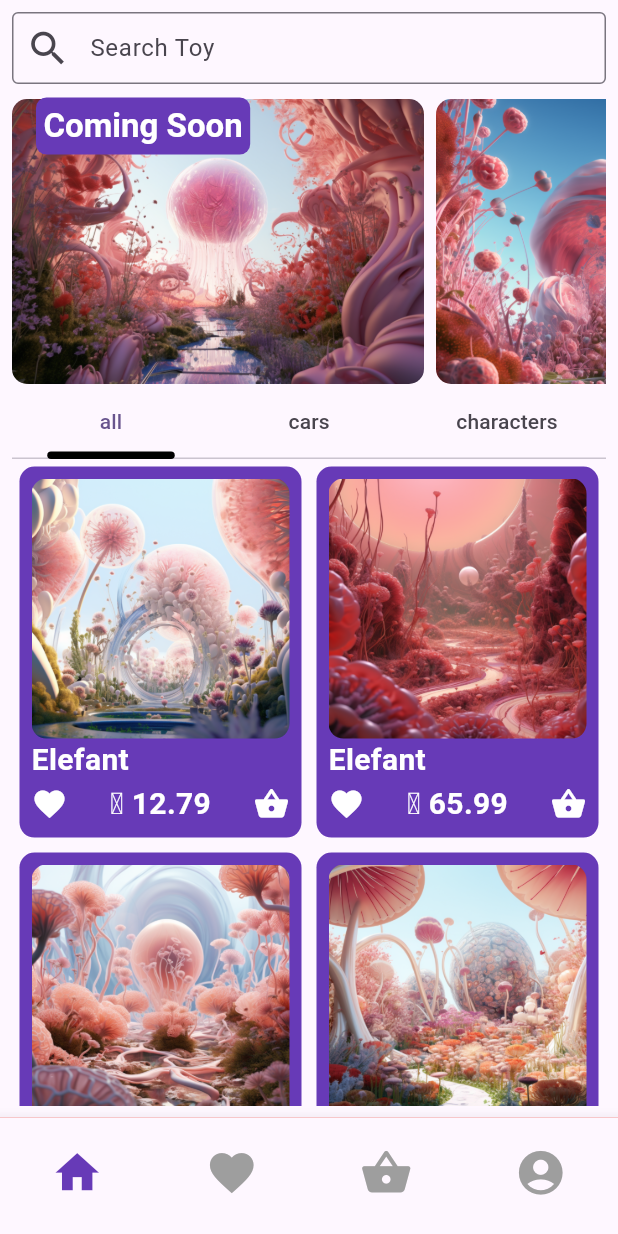
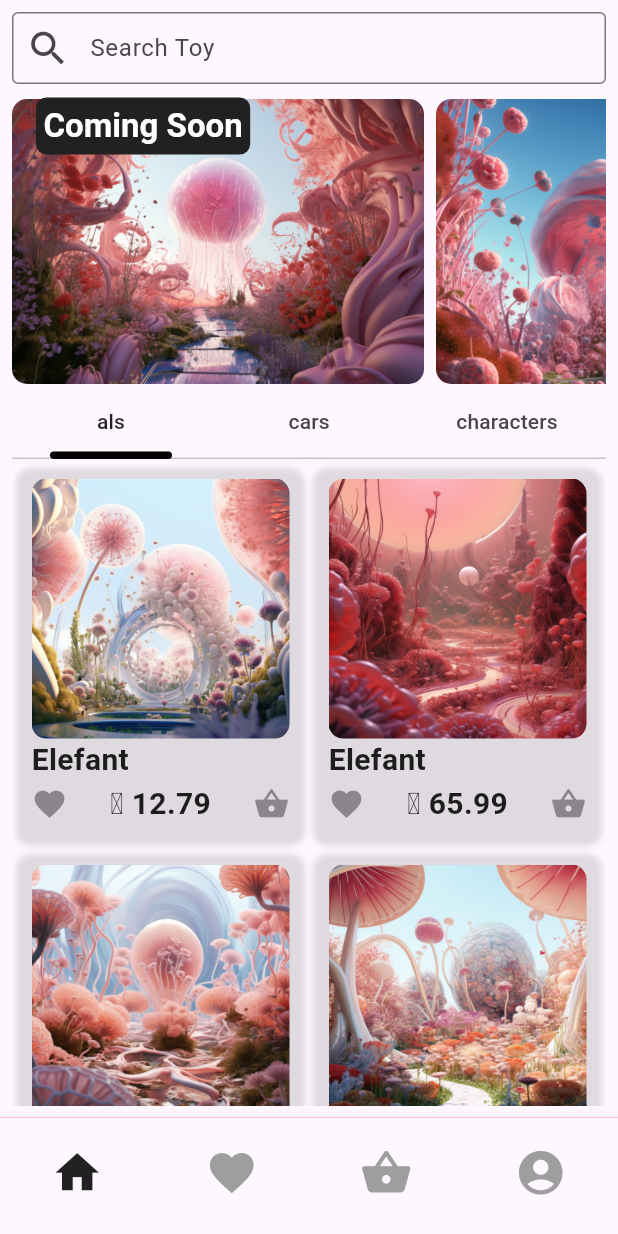
Before and after one commit to kwesikwaa/ToyShop-frontend-Flutter, a Flutter app: the screen it shows after launch, on a phone screen of 412 x 824 dp. Run offline on Flutter 3.47's test engine with Material 2 defaults, Android fonts, the phone set to English and light mode, and no system bars; our stand-ins replace webview_flutter; missing offline and left inert: flutter_paystack.

Commit message:
ui color changes

```diff
--- a/lib/components/customerdetailsnsettings.dart
+++ b/lib/components/customerdetailsnsettings.dart
@@ -31,7 +31,7 @@ class _CustomerDetailsNSettingsState extends State<CustomerDetailsNSettings> {
               child: ElevatedButton(
                 onPressed: (){},
                 style: ElevatedButton.styleFrom(
-                  backgroundColor: Colors.deepPurple,
+                  backgroundColor: Colors.black87,
                   shape: RoundedRectangleBorder(borderRadius: BorderRadius.circular(5)),
                   foregroundColor: Colors.white
                 ),
--- a/lib/components/customereditwidget.dart
+++ b/lib/components/customereditwidget.dart
@@ -19,7 +19,7 @@ class _CustomerEditWidgetState extends State<CustomerEditWidget> {
   _updatefeedback(){
     showDialog(context: context, builder: (context){
       return AlertDialog(
-        backgroundColor: Colors.deepPurple,
+        backgroundColor: Colors.black87,
         shape: RoundedRectangleBorder(borderRadius: BorderRadius.circular(5)),
         content: const Row(
           children: [
@@ -54,7 +54,7 @@ class _CustomerEditWidgetState extends State<CustomerEditWidget> {
                 edit = !edit;
                 edit?null:_updatefeedback();
                 setState(() {});},
-              child: Icon(edit?Icons.save:Icons.edit_square, size: 30, color: Colors.deepPurple,))
+              child: Icon(edit?Icons.save:Icons.edit_square, size: 30, color: Colors.black87,))
           ],
         ),
         const SizedBox(height: 10,),
--- a/lib/components/loginsignup.dart
+++ b/lib/components/loginsignup.dart
@@ -73,7 +73,7 @@ class _LoginSignUPState extends State<LoginSignUP> {
                     },
                     style: ElevatedButton.styleFrom(
                       padding: const EdgeInsets.symmetric(vertical: 15),
-                      backgroundColor: Colors.deepPurple,
+                      backgroundColor: Colors.black87,
                       foregroundColor: Colors.white,
                       shape: RoundedRectangleBorder(borderRadius: BorderRadius.circular(5))
                     ),
--- a/lib/components/toyItem.dart
+++ b/lib/components/toyItem.dart
@@ -88,13 +88,13 @@ class _ToyItemState extends State<ToyItem> {
         height: MediaQuery.of(context).size.height,
         decoration: BoxDecoration(
           borderRadius: BorderRadius.circular(10),
-          color:  Colors.deepPurple
-          // boxShadow: [BoxShadow(
-          //   color: Colors.grey.withOpacity(0.3),
-          //   spreadRadius: 2,
-          //   blurRadius: 3,
-          //   offset: Offset(0, 3)
-          // )]
+          // color:  Colors.white60
+          boxShadow: const [BoxShadow(
+            color: Colors.black12,
+            spreadRadius: 2,
+            blurRadius: 3,
+            offset: Offset(0, 3)
+          )]
         ),
         child: Padding(
           padding: const EdgeInsets.only(left:8,right:8,top:8,bottom:8),
@@ -109,7 +109,7 @@ class _ToyItemState extends State<ToyItem> {
                           child: Hero(tag:widget.toy.thumbnail,child: Image.asset(widget.toy.thumbnail, fit: BoxFit.cover,))),
                       ),
                     ),
-                    Align(alignment:Alignment.centerLeft,child: Text(widget.toy.name, style: const TextStyle(color: Colors.white,fontSize: 20,fontWeight: FontWeight.bold),)),
+                    Align(alignment:Alignment.centerLeft,child: Text(widget.toy.name, style: const TextStyle(color: Colors.black87,fontSize: 20,fontWeight: FontWeight.bold),)),
                     Row(
                       mainAxisAlignment: MainAxisAlignment.spaceBetween,
                       children: [
@@ -119,15 +119,15 @@ class _ToyItemState extends State<ToyItem> {
                             // force rebuild for icon
                             setState(() {});
                           },
-                          child: Icon(Icons.favorite, color: wished(widget.toy)?Colors.pink:Colors.white,)),
-                        Text("₵ ${widget.toy.price.toString()}", style: const TextStyle(fontSize:20,fontWeight: FontWeight.bold,color: Colors.white),),
+                          child: Icon(Icons.favorite, color: wished(widget.toy)?Colors.pink:Colors.black38,)),
+                        Text("₵ ${widget.toy.price.toString()}", style: const TextStyle(fontSize:20,fontWeight: FontWeight.bold,color: Colors.black87),),
                         InkWell(
                           onTap: (){
                             togglecart(widget.toy);
                             // force rebuild for icon
                             setState(() {});
                           },
-                          child: Icon(Icons.shopping_basket_rounded, color: carted(widget.toy)?Colors.pink:Colors.white,)),
+                          child: Icon(Icons.shopping_basket_rounded, color: carted(widget.toy)?Colors.pink:Colors.black38,)),
                       ]
 
                     ),
--- a/lib/main.dart
+++ b/lib/main.dart
@@ -123,8 +123,8 @@ class _InitAreaState extends State<InitArea> {
                 currentroute = value;
               });
             },
-            selectedItemColor: Colors.deepPurple,
-            unselectedItemColor: Colors.grey,
+            selectedItemColor: Colors.grey[900],
+            unselectedItemColor: Colors.grey[500],
           ),
         ),
         body: routes[currentroute],
--- a/lib/routes/profile.dart
+++ b/lib/routes/profile.dart
@@ -30,7 +30,7 @@ class ProfileRoute extends StatelessWidget {
                     },
                       style: ElevatedButton.styleFrom(
                         padding: const EdgeInsets.symmetric(vertical: 15),
-                        backgroundColor: Colors.deepPurple,
+                        backgroundColor: Colors.black87,
                         foregroundColor: Colors.white,
                         shape: RoundedRectangleBorder(borderRadius: BorderRadius.circular(5))
                       ),
--- a/lib/routes/shop.dart
+++ b/lib/routes/shop.dart
@@ -84,7 +84,7 @@ class _ShopRouteState extends State<ShopRoute> {
                 insets: const EdgeInsets.symmetric(horizontal: 50)
               ),
               tabs: const [
-                Tab(text: 'all',),
+                Tab(text: 'all'),
                 Tab(text: 'cars',),
                 Tab(text: 'characters',),
               ]),
--- a/lib/routes/shopwithsliver.dart
+++ b/lib/routes/shopwithsliver.dart
@@ -57,7 +57,7 @@ class _ShopWithSliverRouteState extends State<ShopWithSliverRoute> {
                       title: Container(
                         padding: const EdgeInsets.all(5),
                         decoration: BoxDecoration(
-                          color: Colors.deepPurple,
+                          color: Colors.grey[900],
                           borderRadius: BorderRadius.circular(7)
                         ),
                         child: const Text('Coming Soon',style: TextStyle(color: Colors.white,fontWeight: FontWeight.bold),)),
@@ -101,7 +101,7 @@ class _ShopWithSliverRouteState extends State<ShopWithSliverRoute> {
                           insets: const EdgeInsets.symmetric(horizontal: 50)
                         ),
                         tabs: const [
-                          Tab(text: 'all',),
+                          Tab(child: Text('als', style: TextStyle(color: Colors.black87),)),
                           Tab(text: 'cars',),
                           Tab(text: 'characters',),
                         ]),
```
Also changed, not shown: lib/components/profilelogedin.dart (+4 -4 lines), lib/components/toydetail.dart (+4 -4 lines), lib/routes/cart.dart (+7 -7 lines), lib/routes/wishlist.dart (+4 -4 lines).
